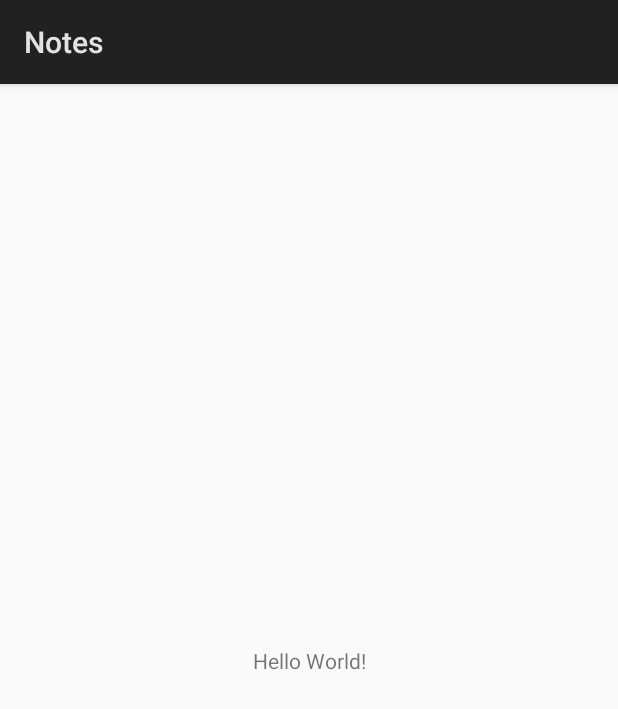
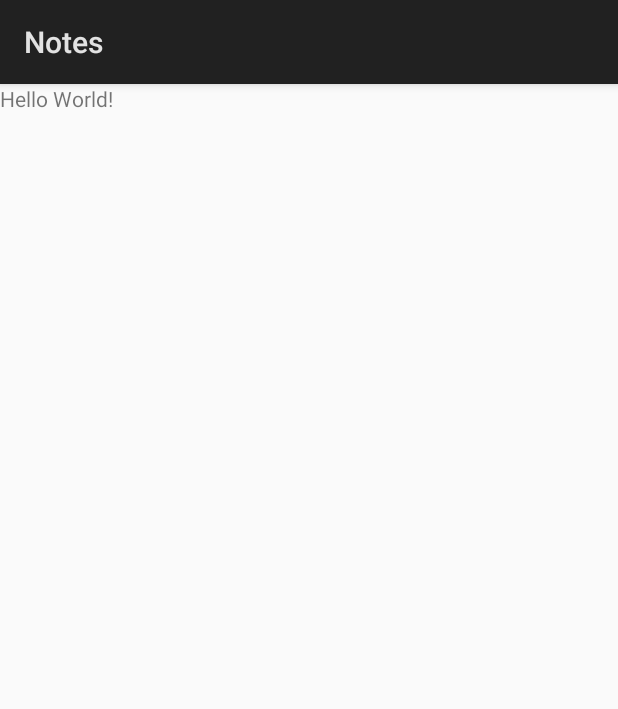
Before and after one commit to alezniki/Notes, an Android app: the screen it shows after launch (MainActivity), on a phone screen of 412 x 824 dp. Shown: the top 709 px of the screen. Run offline under Robolectric (Android 15) with nearby library versions, the phone set to English and light mode, and no system bars.

Commit message:
Changed main_activity layout and launcher icons

```diff
--- a/app/src/main/res/layout/activity_main.xml
+++ b/app/src/main/res/layout/activity_main.xml
@@ -1,18 +1,12 @@
 <?xml version="1.0" encoding="utf-8"?>
-<android.support.constraint.ConstraintLayout xmlns:android="http://schemas.android.com/apk/res/android"
-    xmlns:app="http://schemas.android.com/apk/res-auto"
-    xmlns:tools="http://schemas.android.com/tools"
+<LinearLayout xmlns:android="http://schemas.android.com/apk/res/android"
     android:layout_width="match_parent"
     android:layout_height="match_parent"
-    tools:context="com.nikola.notes.MainActivity">
+    android:orientation="vertical">
 
     <TextView
         android:layout_width="wrap_content"
         android:layout_height="wrap_content"
-        android:text="Hello World!"
-        app:layout_constraintBottom_toBottomOf="parent"
-        app:layout_constraintLeft_toLeftOf="parent"
-        app:layout_constraintRight_toRightOf="parent"
-        app:layout_constraintTop_toTopOf="parent" />
+        android:text="Hello World!" />
 
-</android.support.constraint.ConstraintLayout>
+</LinearLayout>
```
Also changed, not shown: app/src/main/ic_launcher-web.png (added), app/src/main/ic_launcher_round-web.png (added), app/src/main/res/mipmap-hdpi/ic_launcher.png, app/src/main/res/mipmap-hdpi/ic_launcher_round.png, app/src/main/res/mipmap-mdpi/ic_launcher.png, app/src/main/res/mipmap-mdpi/ic_launcher_round.png, app/src/main/res/mipmap-xhdpi/ic_launcher.png, app/src/main/res/mipmap-xhdpi/ic_launcher_round.png, app/src/main/res/mipmap-xxhdpi/ic_launcher.png, app/src/main/res/mipmap-xxhdpi/ic_launcher_round.png, app/src/main/res/mipmap-xxxhdpi/ic_launcher.png, app/src/main/res/mipmap-xxxhdpi/ic_launcher_round.png.
